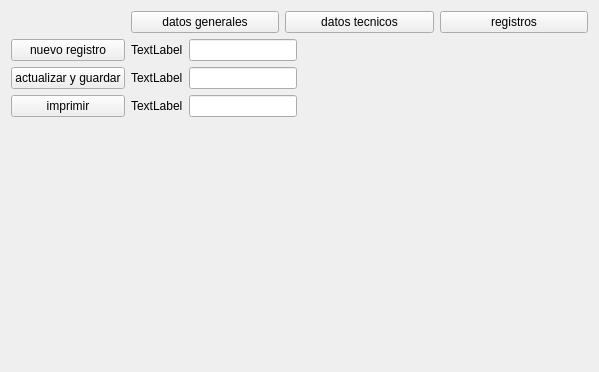
First picture: the form in ui/welcomescreen.ui, repository Abysmal683/proyecto-inventario-de-autos, before the edit.
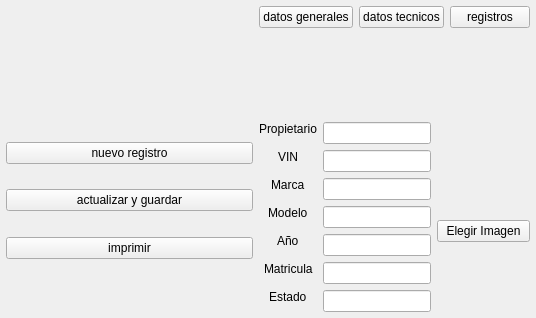
Second picture: the form after the edit. Icons and pictures are not drawn.

Commit message: ui finalizada de welcomescreen

The edit to the form file:
```diff
--- a/ui/welcomescreen.ui
+++ b/ui/welcomescreen.ui
@@ -6,100 +6,61 @@
    <rect>
     <x>0</x>
     <y>0</y>
-    <width>599</width>
-    <height>372</height>
+    <width>536</width>
+    <height>318</height>
    </rect>
   </property>
+  <property name="minimumSize">
+   <size>
+    <width>0</width>
+    <height>0</height>
+   </size>
+  </property>
+  <property name="maximumSize">
+   <size>
+    <width>16777212</width>
+    <height>16777215</height>
+   </size>
+  </property>
   <property name="windowTitle">
    <string>Form</string>
   </property>
-  <layout class="QFormLayout" name="formLayout_2">
-   <item row="0" column="0">
-    <widget class="QLabel" name="imagen_logo">
-     <property name="maximumSize">
-      <size>
-       <width>100</width>
-       <height>100</height>
-      </size>
-     </property>
-     <property name="text">
-      <string/>
-     </property>
-     <property name="pixmap">
-      <pixmap resource="../resources/resources.qrc">:/images/buho.jpg</pixmap>
-     </property>
-     <property name="scaledContents">
-      <bool>true</bool>
-     </property>
-     <property name="alignment">
-      <set>Qt::AlignmentFlag::AlignCenter</set>
-     </property>
-    </widget>
-   </item>
-   <item row="0" column="1">
-    <layout class="QHBoxLayout" name="horizontal_layout_datos">
-     <property name="spacing">
-      <number>6</number>
-     </property>
+  <layout class="QHBoxLayout" name="horizontalLayout">
+   <property name="spacing">
+    <number>6</number>
+   </property>
+   <property name="leftMargin">
+    <number>6</number>
+   </property>
+   <property name="topMargin">
+    <number>6</number>
+   </property>
+   <property name="rightMargin">
+    <number>6</number>
+   </property>
+   <property name="bottomMargin">
+    <number>6</number>
+   </property>
+   <item>
+    <layout class="QVBoxLayout" name="verticalLayout_isquierda">
      <property name="sizeConstraint">
       <enum>QLayout::SizeConstraint::SetDefaultConstraint</enum>
      </property>
      <item>
-      <widget class="QPushButton" name="push_button_datos_generales">
-       <property name="text">
-        <string>datos generales</string>
+      <widget class="QLabel" name="imagen_logo">
+       <property name="enabled">
+        <bool>true</bool>
        </property>
-      </widget>
-     </item>
-     <item>
-      <widget class="QPushButton" name="push_button_datos_tecnicos">
-       <property name="text">
-        <string>datos tecnicos</string>
+       <property name="sizePolicy">
+        <sizepolicy hsizetype="Ignored" vsizetype="Ignored">
+         <horstretch>0</horstretch>
+         <verstretch>0</verstretch>
+        </sizepolicy>
        </property>
-      </widget>
-     </item>
-     <item>
-      <widget class="QPushButton" name="push_button_registros">
-       <property name="text">
-        <string>registros</string>
-       </property>
-      </widget>
-     </item>
-    </layout>
-   </item>
-   <item row="1" column="0">
-    <layout class="QVBoxLayout" name="vertical_layout_registros">
-     <item>
-      <widget class="QPushButton" name="push_button_nuevo_registro">
-       <property name="text">
-        <string>nuevo registro</string>
-       </property>
-      </widget>
-     </item>
-     <item>
-      <widget class="QPushButton" name="push_button_actualizar_guardar">
-       <property name="text">
-        <string>actualizar y guardar</string>
-       </property>
-      </widget>
-     </item>
-     <item>
-      <widget class="QPushButton" name="push_button_imprimir">
-       <property name="text">
-        <string>imprimir</string>
-       </property>
-      </widget>
-     </item>
-    </layout>
-   </item>
-   <item row="1" column="1">
-    <layout class="QFormLayout" name="formLayout">
-     <item row="0" column="1">
-      <widget class="QLabel" name="imagen_carro">
        <property name="maximumSize">
         <size>
-         <width>100</width>
-         <height>100</height>
+         <width>16777215</width>
+         <height>16777215</height>
         </size>
        </property>
        <property name="text">
@@ -116,37 +77,362 @@
        </property>
       </widget>
      </item>
-     <item row="0" column="0">
-      <layout class="QFormLayout" name="formLayout_3">
-       <item row="0" column="0">
-        <widget class="QLabel" name="label">
+     <item>
+      <layout class="QVBoxLayout" name="vertical_layout_registros">
+       <property name="spacing">
+        <number>12</number>
+       </property>
+       <property name="sizeConstraint">
+        <enum>QLayout::SizeConstraint::SetMinAndMaxSize</enum>
+       </property>
+       <item alignment="Qt::AlignmentFlag::AlignTop">
+        <widget class="QPushButton" name="push_button_nuevo_registro">
+         <property name="sizePolicy">
+          <sizepolicy hsizetype="Minimum" vsizetype="Fixed">
+           <horstretch>0</horstretch>
+           <verstretch>0</verstretch>
+          </sizepolicy>
+         </property>
          <property name="text">
-          <string>TextLabel</string>
+          <string>nuevo registro</string>
          </property>
         </widget>
        </item>
-       <item row="1" column="0">
-        <widget class="QLabel" name="label_2">
+       <item alignment="Qt::AlignmentFlag::AlignTop">
+        <widget class="QPushButton" name="push_button_actualizar_guardar">
+         <property name="sizePolicy">
+          <sizepolicy hsizetype="Minimum" vsizetype="Fixed">
+           <horstretch>0</horstretch>
+           <verstretch>0</verstretch>
+          </sizepolicy>
+         </property>
          <property name="text">
-          <string>TextLabel</string>
+          <string>actualizar y guardar</string>
          </property>
         </widget>
        </item>
-       <item row="2" column="0">
-        <widget class="QLabel" name="label_3">
+       <item alignment="Qt::AlignmentFlag::AlignTop">
+        <widget class="QPushButton" name="push_button_imprimir">
+         <property name="sizePolicy">
+          <sizepolicy hsizetype="Minimum" vsizetype="Fixed">
+           <horstretch>0</horstretch>
+           <verstretch>0</verstretch>
+          </sizepolicy>
+         </property>
          <property name="text">
-          <string>TextLabel</string>
+          <string>imprimir</string>
          </property>
         </widget>
        </item>
-       <item row="0" column="1">
-        <widget class="QLineEdit" name="lineEdit"/>
+      </layout>
+     </item>
+     <item>
+      <spacer name="verticalSpacer">
+       <property name="orientation">
+        <enum>Qt::Orientation::Vertical</enum>
+       </property>
+       <property name="sizeType">
+        <enum>QSizePolicy::Policy::Fixed</enum>
+       </property>
+       <property name="sizeHint" stdset="0">
+        <size>
+         <width>20</width>
+         <height>40</height>
+        </size>
+       </property>
+      </spacer>
+     </item>
+    </layout>
+   </item>
+   <item>
+    <layout class="QVBoxLayout" name="verticalLayout_derecha">
+     <item>
+      <layout class="QHBoxLayout" name="horizontalLayoutDatos">
+       <property name="spacing">
+        <number>6</number>
+       </property>
+       <property name="sizeConstraint">
+        <enum>QLayout::SizeConstraint::SetMinimumSize</enum>
+       </property>
+       <item alignment="Qt::AlignmentFlag::AlignTop">
+        <widget class="QPushButton" name="push_button_datos_generales">
+         <property name="sizePolicy">
+          <sizepolicy hsizetype="Minimum" vsizetype="Fixed">
+           <horstretch>1</horstretch>
+           <verstretch>0</verstretch>
+          </sizepolicy>
+         </property>
+         <property name="text">
+          <string>datos generales</string>
+         </property>
+        </widget>
        </item>
-       <item row="1" column="1">
-        <widget class="QLineEdit" name="lineEdit_2"/>
+       <item alignment="Qt::AlignmentFlag::AlignTop">
+        <widget class="QPushButton" name="push_button_datos_tecnicos">
+         <property name="sizePolicy">
+          <sizepolicy hsizetype="Minimum" vsizetype="Fixed">
+           <horstretch>1</horstretch>
+           <verstretch>0</verstretch>
+          </sizepolicy>
+         </property>
+         <property name="text">
+          <string>datos tecnicos</string>
+         </property>
+        </widget>
        </item>
-       <item row="2" column="1">
-        <widget class="QLineEdit" name="lineEdit_3"/>
+       <item alignment="Qt::AlignmentFlag::AlignTop">
+        <widget class="QPushButton" name="push_button_registros">
+         <property name="sizePolicy">
+          <sizepolicy hsizetype="Minimum" vsizetype="Fixed">
+           <horstretch>1</horstretch>
+           <verstretch>0</verstretch>
+          </sizepolicy>
+         </property>
+         <property name="text">
+          <string>registros</string>
+         </property>
+        </widget>
+       </item>
+      </layout>
+     </item>
+     <item>
+      <layout class="QHBoxLayout" name="horizontalLayoutBusqueda">
+       <property name="topMargin">
+        <number>0</number>
+       </property>
+       <item>
+        <layout class="QFormLayout" name="formLayoutCaracteristicas">
+         <property name="labelAlignment">
+          <set>Qt::AlignmentFlag::AlignCenter</set>
+         </property>
+         <property name="formAlignment">
+          <set>Qt::AlignmentFlag::AlignCenter</set>
+         </property>
+         <property name="horizontalSpacing">
+          <number>6</number>
+         </property>
+         <property name="verticalSpacing">
+          <number>6</number>
+         </property>
+         <item row="0" column="0">
+          <widget class="QLabel" name="label_5">
+           <property name="sizePolicy">
+            <sizepolicy hsizetype="Minimum" vsizetype="Fixed">
+             <horstretch>0</horstretch>
+             <verstretch>0</verstretch>
+            </sizepolicy>
+           </property>
+           <property name="text">
+            <string>Propietario</string>
+           </property>
+          </widget>
+         </item>
+         <item row="0" column="1">
+          <widget class="QLineEdit" name="lineEdit_2">
+           <property name="sizePolicy">
+            <sizepolicy hsizetype="Minimum" vsizetype="Fixed">
+             <horstretch>1</horstretch>
+             <verstretch>0</verstretch>
+            </sizepolicy>
+           </property>
+          </widget>
+         </item>
+         <item row="1" column="0">
+          <widget class="QLabel" name="label_2">
+           <property name="sizePolicy">
+            <sizepolicy hsizetype="Minimum" vsizetype="Fixed">
+             <horstretch>0</horstretch>
+             <verstretch>0</verstretch>
+            </sizepolicy>
+           </property>
+           <property name="text">
+            <string>VIN</string>
+           </property>
+          </widget>
+         </item>
+         <item row="1" column="1">
+          <widget class="QLineEdit" name="lineEdit_4">
+           <property name="sizePolicy">
+            <sizepolicy hsizetype="Minimum" vsizetype="Fixed">
+             <horstretch>1</horstretch>
+             <verstretch>0</verstretch>
+            </sizepolicy>
+           </property>
+          </widget>
+         </item>
+         <item row="2" column="0">
+          <widget class="QLabel" name="label_7">
+           <property name="sizePolicy">
+            <sizepolicy hsizetype="Minimum" vsizetype="Fixed">
+             <horstretch>0</horstretch>
+             <verstretch>0</verstretch>
+            </sizepolicy>
+           </property>
+           <property name="text">
+            <string>Marca</string>
+           </property>
+          </widget>
+         </item>
+         <item row="2" column="1">
+          <widget class="QLineEdit" name="lineEdit_5">
+           <property name="sizePolicy">
+            <sizepolicy hsizetype="Minimum" vsizetype="Fixed">
+             <horstretch>1</horstretch>
+             <verstretch>0</verstretch>
+            </sizepolicy>
+           </property>
+          </widget>
+         </item>
+         <item row="3" column="0">
+          <widget class="QLabel" name="label_8">
+           <property name="sizePolicy">
+            <sizepolicy hsizetype="Minimum" vsizetype="Fixed">
+             <horstretch>0</horstretch>
+             <verstretch>0</verstretch>
+            </sizepolicy>
+           </property>
+           <property name="text">
+            <string>Modelo</string>
+           </property>
+          </widget>
+         </item>
+         <item row="3" column="1">
+          <widget class="QLineEdit" name="lineEdit_6">
+           <property name="sizePolicy">
+            <sizepolicy hsizetype="Minimum" vsizetype="Fixed">
+             <horstretch>1</horstretch>
+             <verstretch>0</verstretch>
+            </sizepolicy>
+           </property>
+          </widget>
+         </item>
+         <item row="4" column="0">
+          <widget class="QLabel" name="label_6">
+           <property name="sizePolicy">
+            <sizepolicy hsizetype="Minimum" vsizetype="Fixed">
+             <horstretch>0</horstretch>
+             <verstretch>0</verstretch>
+            </sizepolicy>
+           </property>
+           <property name="text">
+            <string>Año</string>
+           </property>
+          </widget>
+         </item>
+         <item row="4" column="1">
+          <widget class="QLineEdit" name="lineEdit_7">
+           <property name="sizePolicy">
+            <sizepolicy hsizetype="Minimum" vsizetype="Fixed">
+             <horstretch>1</horstretch>
+             <verstretch>0</verstretch>
+            </sizepolicy>
+           </property>
+          </widget>
+         </item>
+         <item row="5" column="0">
+          <widget class="QLabel" name="label_4">
+           <property name="sizePolicy">
+            <sizepolicy hsizetype="Minimum" vsizetype="Fixed">
+             <horstretch>0</horstretch>
+             <verstretch>0</verstretch>
+            </sizepolicy>
+           </property>
+           <property name="text">
+            <string>Matricula</string>
+           </property>
+          </widget>
+         </item>
+         <item row="5" column="1">
+          <widget class="QLineEdit" name="lineEdit_8">
+           <property name="sizePolicy">
+            <sizepolicy hsizetype="Minimum" vsizetype="Fixed">
+             <horstretch>1</horstretch>
+             <verstretch>0</verstretch>
+            </sizepolicy>
+           </property>
+          </widget>
+         </item>
+         <item row="6" column="0">
+          <widget class="QLabel" name="label_3">
+           <property name="sizePolicy">
+            <sizepolicy hsizetype="Minimum" vsizetype="Fixed">
+             <horstretch>0</horstretch>
+             <verstretch>0</verstretch>
+            </sizepolicy>
+           </property>
+           <property name="text">
+            <string>Estado</string>
+           </property>
+          </widget>
+         </item>
+         <item row="6" column="1">
+          <widget class="QLineEdit" name="lineEdit_3">
+           <property name="sizePolicy">
+            <sizepolicy hsizetype="Minimum" vsizetype="Fixed">
+             <horstretch>1</horstretch>
+             <verstretch>0</verstretch>
+            </sizepolicy>
+           </property>
+          </widget>
+         </item>
+        </layout>
+       </item>
+       <item>
+        <layout class="QVBoxLayout" name="verticalLayout">
+         <item alignment="Qt::AlignmentFlag::AlignHCenter|Qt::AlignmentFlag::AlignVCenter">
+          <widget class="QLabel" name="imagenDisplay">
+           <property name="sizePolicy">
+            <sizepolicy hsizetype="Ignored" vsizetype="Ignored">
+             <horstretch>0</horstretch>
+             <verstretch>0</verstretch>
+            </sizepolicy>
+           </property>
+           <property name="minimumSize">
+            <size>
+             <width>0</width>
+             <height>0</height>
+            </size>
+           </property>
+           <property name="maximumSize">
+            <size>
+             <width>16777215</width>
+             <height>16777215</height>
+            </size>
+           </property>
+           <property name="layoutDirection">
+            <enum>Qt::LayoutDirection::LeftToRight</enum>
+           </property>
+           <property name="frameShape">
+            <enum>QFrame::Shape::NoFrame</enum>
+           </property>
+           <property name="frameShadow">
+            <enum>QFrame::Shadow::Plain</enum>
+           </property>
+           <property name="text">
+            <string/>
+           </property>
+           <property name="pixmap">
+            <pixmap resource="../resources/resources.qrc">:/icons/grillo.jpg</pixmap>
+           </property>
+           <property name="scaledContents">
+            <bool>true</bool>
+           </property>
+          </widget>
+         </item>
+         <item alignment="Qt::AlignmentFlag::AlignTop">
+          <widget class="QPushButton" name="pushButtonElegirImagen">
+           <property name="sizePolicy">
+            <sizepolicy hsizetype="Minimum" vsizetype="Fixed">
+             <horstretch>0</horstretch>
+             <verstretch>0</verstretch>
+            </sizepolicy>
+           </property>
+           <property name="text">
+            <string>Elegir Imagen</string>
+           </property>
+          </widget>
+         </item>
+        </layout>
        </item>
       </layout>
      </item>
```
Left out of the diff: 2 changed lines with no effect on the pictures.
